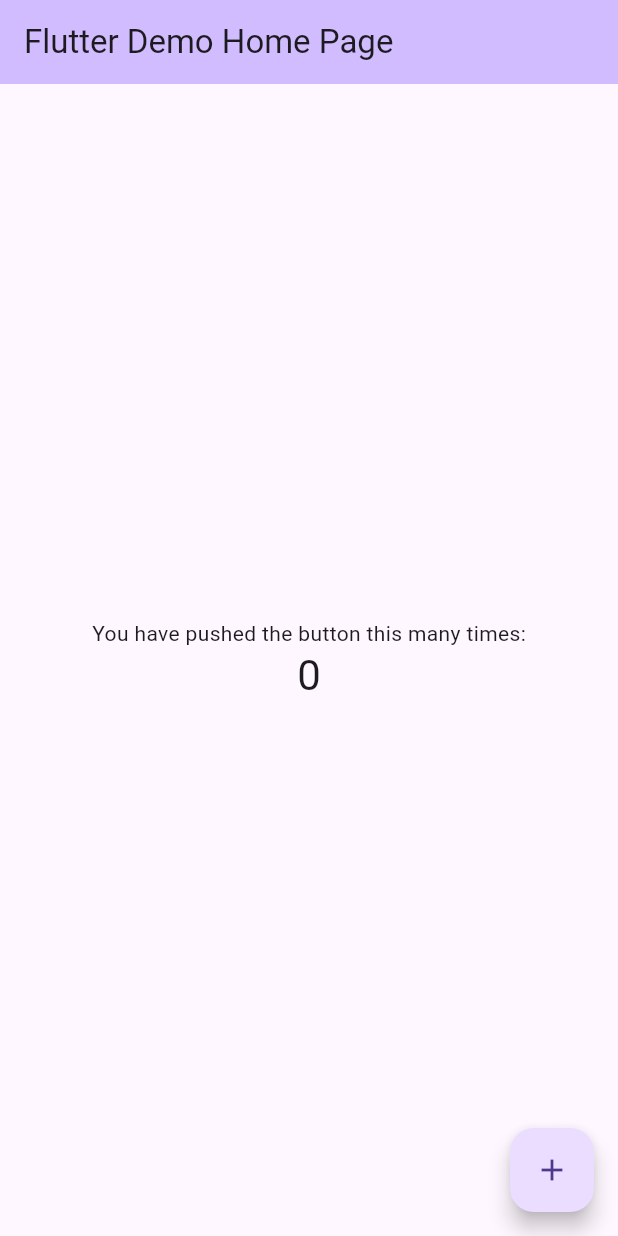
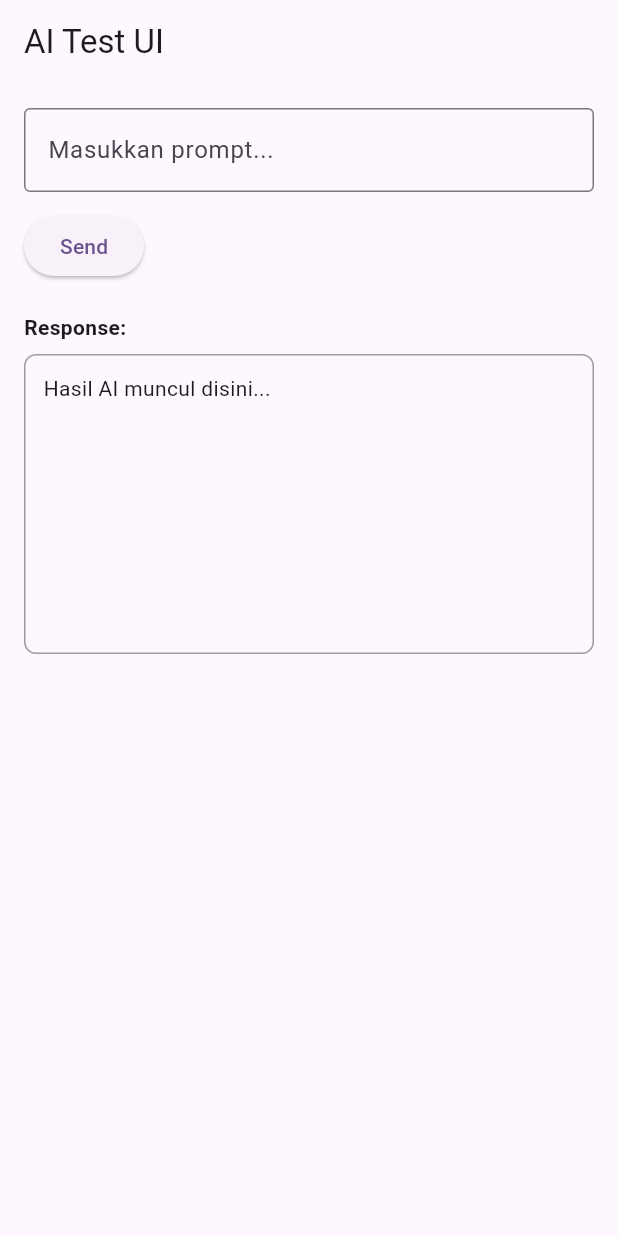
Before and after one commit to ceredence/educationApp, a Flutter app: the screen it shows after launch, on a phone screen of 412 x 824 dp. Run offline on Flutter 3.47's test engine with Material 3 defaults, Android fonts, the phone set to English and light mode, and no system bars; our stand-ins replace get.

Commit message:
geminiapi

```diff
--- /dev/null
+++ b/lib/controller/testing_controller.dart
@@ -0,0 +1,33 @@
+import 'package:dinacomapp/geminiService.dart';
+import 'package:flutter/widgets.dart';
+import 'package:get/get.dart';
+
+class TestingController extends GetxController {
+  final TextEditingController promptController = TextEditingController();
+
+  final GeminiService geminiService = GeminiService();
+
+  var responseText = "".obs;
+  var loading = false.obs;
+
+  Future<void> sendPrompt() async {
+    if (promptController.text.isEmpty) return;
+
+    loading.value = true;
+
+    responseText.value = ""; // clear dulu
+
+    try {
+      // ===== PANGGIL API DI SINI =====
+      final result =
+          await geminiService.generateContent(promptController.text);
+
+      responseText.value = result;
+    } catch (e) {
+      responseText.value = "Error: $e";
+      print("Error: $e");
+    } finally {
+      loading.value = false;
+    }
+  }
+}
--- /dev/null
+++ b/lib/geminiService.dart
@@ -0,0 +1,32 @@
+import 'dart:convert';
+
+import 'package:http/http.dart' as http;
+
+class GeminiService {
+  static const String baseUrl = 'http://10.0.2.2:8000/api';
+
+  Future<String> generateContent(String prompt) async {
+    try {
+      final response = await http.post(
+        Uri.parse('$baseUrl/ai/generate'),
+        headers: {
+          'Content-Type': 'application/json',
+          'Accept': 'application/json',
+        },
+        body: json.encode({'prompt': prompt}),
+      );
+
+      if (response.statusCode == 200) {
+        final data = json.decode(response.body);
+        return data['data']['response'];
+      }
+      else {
+        final error = json.decode(response.body);
+        throw Exception(error['message'] ?? 'Failed to generate');
+      }
+
+    } catch (e) {
+      throw Exception('Error: $e');
+    }
+  }
+}
--- a/lib/main.dart
+++ b/lib/main.dart
@@ -1,6 +1,11 @@
+import 'package:dinacomapp/routes/pages.dart';
+import 'package:dinacomapp/routes/routes.dart';
 import 'package:flutter/material.dart';
+import 'package:get/get.dart';
 
-void main() {
+// Background message handler
+
+void main() async {
   runApp(const MyApp());
 }
 
@@ -10,97 +15,14 @@ class MyApp extends StatelessWidget {
   // This widget is the root of your application.
   @override
   Widget build(BuildContext context) {
-    return MaterialApp(
+    return GetMaterialApp(
       title: 'Flutter Demo',
-     debugShowCheckedModeBanner: false,
-
-      home: const MyHomePage(title: 'Flutter Demo Home Page'),
+      theme: ThemeData(
+        // This is the theme of your application.
+        colorScheme: ColorScheme.fromSeed(seedColor: Colors.deepPurple),
+      ),
+      initialRoute: AppRoutes.testingPage,
+      getPages: AppPages.pages,
     );
   }
 }
-
-class MyHomePage extends StatefulWidget {
-  const MyHomePage({super.key, required this.title});
-
-  // This widget is the home page of your application. It is stateful, meaning
-  // that it has a State object (defined below) that contains fields that affect
-  // how it looks.
-
-  // This class is the configuration for the state. It holds the values (in this
-  // case the title) provided by the parent (in this case the App widget) and
-  // used by the build method of the State. Fields in a Widget subclass are
-  // always marked "final".
-
-  final String title;
-
-  @override
-  State<MyHomePage> createState() => _MyHomePageState();
-}
-
-class _MyHomePageState extends State<MyHomePage> {
-  int _counter = 0;
-
-  void _incrementCounter() {
-    setState(() {
-      // This call to setState tells the Flutter framework that something has
-      // changed in this State, which causes it to rerun the build method below
-      // so that the display can reflect the updated values. If we changed
-      // _counter without calling setState(), then the build method would not be
-      // called again, and so nothing would appear to happen.
-      _counter++;
-    });
-  }
-
-  @override
-  Widget build(BuildContext context) {
-    // This method is rerun every time setState is called, for instance as done
-    // by the _incrementCounter method above.
-    //
-    // The Flutter framework has been optimized to make rerunning build methods
-    // fast, so that you can just rebuild anything that needs updating rather
-    // than having to individually change instances of widgets.
-    return Scaffold(
-      appBar: AppBar(
-        // TRY THIS: Try changing the color here to a specific color (to
-        // Colors.amber, perhaps?) and trigger a hot reload to see the AppBar
-        // change color while the other colors stay the same.
-        backgroundColor: Theme.of(context).colorScheme.inversePrimary,
-        // Here we take the value from the MyHomePage object that was created by
-        // the App.build method, and use it to set our appbar title.
-        title: Text(widget.title),
-      ),
-      body: Center(
-        // Center is a layout widget. It takes a single child and positions it
-        // in the middle of the parent.
-        child: Column(
-          // Column is also a layout widget. It takes a list of children and
-          // arranges them vertically. By default, it sizes itself to fit its
-          // children horizontally, and tries to be as tall as its parent.
-          //
-          // Column has various properties to control how it sizes itself and
-          // how it positions its children. Here we use mainAxisAlignment to
-          // center the children vertically; the main axis here is the vertical
-          // axis because Columns are vertical (the cross axis would be
-          // horizontal).
-          //
-          // TRY THIS: Invoke "debug painting" (choose the "Toggle Debug Paint"
-          // action in the IDE, or press "p" in the console), to see the
-          // wireframe for each widget.
-          mainAxisAlignment: MainAxisAlignment.center,
-          children: <Widget>[
-            const Text('You have pushed the button this many times:'),
-            Text(
-              '$_counter',
-              style: Theme.of(context).textTheme.headlineMedium,
-            ),
-          ],
-        ),
-      ),
-      floatingActionButton: FloatingActionButton(
-        onPressed: _incrementCounter,
-        tooltip: 'Increment',
-        child: const Icon(Icons.add),
-      ), // This trailing comma makes auto-formatting nicer for build methods.
-    );
-  }
-}
--- /dev/null
+++ b/lib/pages/testing_page.dart
@@ -0,0 +1,69 @@
+import 'package:dinacomapp/controller/testing_controller.dart';
+import 'package:flutter/material.dart';
+import 'package:get/get.dart';
+import 'package:get/get_core/src/get_main.dart';
+
+class TestingPage extends StatelessWidget {
+  TestingPage({super.key});
+
+  final TestingController controller = Get.put(TestingController());
+
+  @override
+  Widget build(BuildContext context) {
+    return Scaffold(
+      appBar: AppBar(title: const Text("AI Test UI")),
+      body: Padding(
+        padding: const EdgeInsets.all(16),
+        child: Column(
+          crossAxisAlignment: CrossAxisAlignment.start,
+          children: [
+            TextField(
+              controller: controller.promptController,
+              decoration: const InputDecoration(
+                hintText: "Masukkan prompt...",
+                border: OutlineInputBorder(),
+              ),
+            ),
+
+            const SizedBox(height: 12),
+
+            Obx(
+              () => ElevatedButton(
+                onPressed: controller.loading.value ? null : () => controller.sendPrompt(),
+                child: controller.loading.value
+                    ? const CircularProgressIndicator(color: Colors.white)
+                    : const Text("Send"),
+              ),
+            ),
+
+            const SizedBox(height: 20),
+
+            const Text(
+              "Response:",
+              style: TextStyle(fontWeight: FontWeight.bold),
+            ),
+
+            const SizedBox(height: 8),
+
+            Obx(
+              () => Container(
+                padding: const EdgeInsets.all(12),
+                width: double.infinity,
+                height: 200,
+                decoration: BoxDecoration(
+                  border: Border.all(color: Colors.grey),
+                  borderRadius: BorderRadius.circular(8),
+                ),
+                child: Text(
+                  controller.responseText.isEmpty
+                      ? "Hasil AI muncul disini..."
+                      : controller.responseText.value,
+                ),
+              ),
+            ),
+          ],
+        ),
+      ),
+    );
+  }
+}
--- a/lib/routes/pages.dart
+++ b/lib/routes/pages.dart
@@ -0,0 +1,9 @@
+import 'package:dinacomapp/pages/testing_page.dart';
+import 'package:dinacomapp/routes/routes.dart';
+import 'package:get/get_navigation/src/routes/get_route.dart';
+
+class AppPages {
+  static final pages = [
+    GetPage(name: AppRoutes.testingPage, page: () => TestingPage()),
+  ];
+}
--- a/lib/routes/routes.dart
+++ b/lib/routes/routes.dart
@@ -0,0 +1,3 @@
+class AppRoutes {
+  static const String testingPage = '/testingPage';
+}
```
Also changed, not shown: lib/widget/widget_components.dart (+25 -2 lines), lib/controller/auth_controller.dart (deleted).
